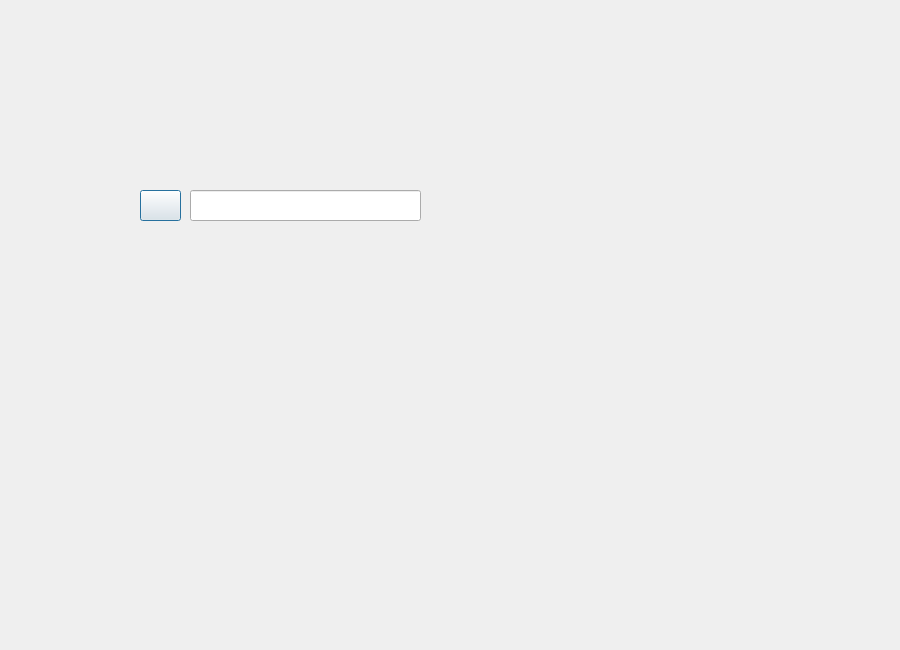
Qt form friendspage.ui (mobinaebrahim/Slay-The-Spire) before a commit.
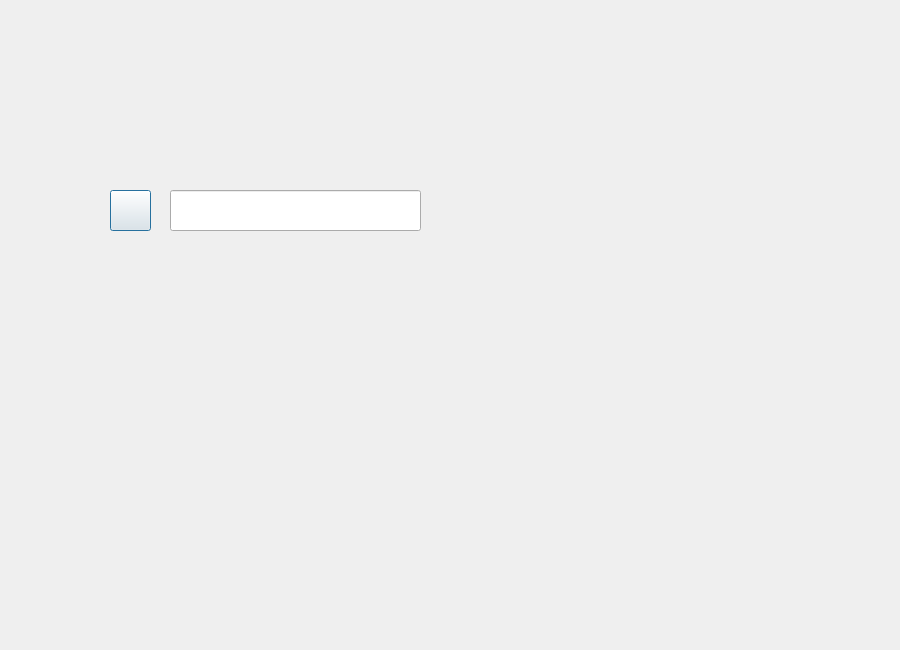
The same form after that commit. Icons and pictures are not drawn.

```diff
--- a/friendspage.ui
+++ b/friendspage.ui
@@ -19,10 +19,10 @@
   <widget class="QLineEdit" name="lineEditSearchUsername">
    <property name="geometry">
     <rect>
-     <x>190</x>
+     <x>170</x>
      <y>190</y>
-     <width>231</width>
-     <height>31</height>
+     <width>251</width>
+     <height>41</height>
     </rect>
    </property>
    <property name="styleSheet">
@@ -54,10 +54,10 @@
   <widget class="QPushButton" name="btnAddFriend">
    <property name="geometry">
     <rect>
-     <x>140</x>
+     <x>110</x>
      <y>190</y>
      <width>41</width>
-     <height>31</height>
+     <height>41</height>
     </rect>
    </property>
    <property name="styleSheet">
@@ -86,9 +86,9 @@
   <widget class="QListWidget" name="listFriends">
    <property name="geometry">
     <rect>
-     <x>140</x>
+     <x>110</x>
      <y>260</y>
-     <width>291</width>
+     <width>331</width>
      <height>261</height>
     </rect>
    </property>
@@ -103,7 +103,7 @@
   <widget class="QListWidget" name="listPendingRequests">
    <property name="geometry">
     <rect>
-     <x>470</x>
+     <x>450</x>
      <y>350</y>
      <width>331</width>
      <height>171</height>
@@ -120,7 +120,7 @@
   <widget class="QPushButton" name="btnBack">
    <property name="geometry">
     <rect>
-     <x>140</x>
+     <x>110</x>
      <y>520</y>
      <width>180</width>
      <height>60</height>
@@ -142,7 +142,7 @@
   <widget class="QListWidget" name="listGameInvites">
    <property name="geometry">
     <rect>
-     <x>470</x>
+     <x>450</x>
      <y>170</y>
      <width>331</width>
      <height>171</height>
```
